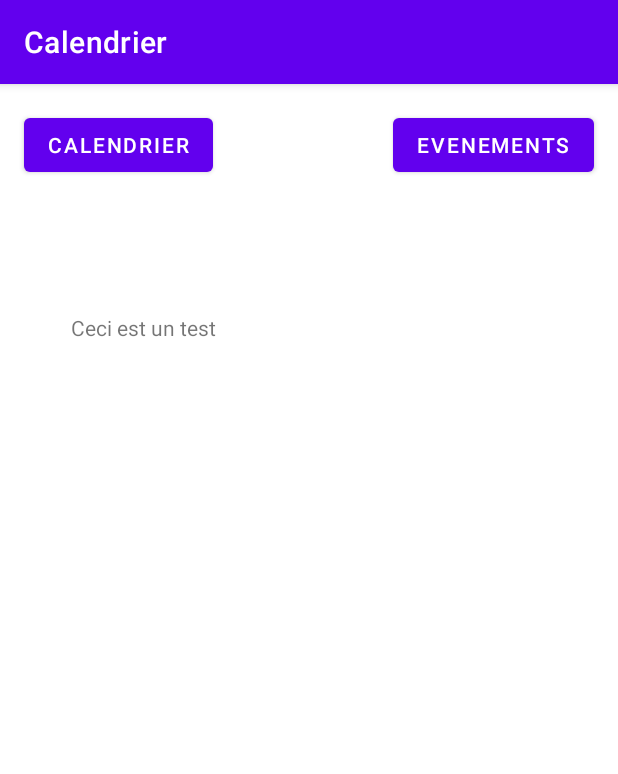
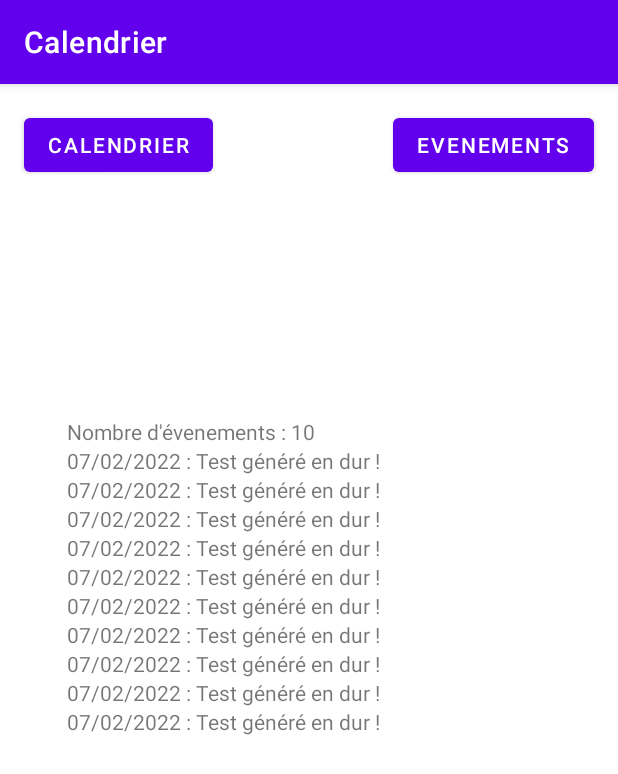
Before and after one commit to MartinSanchezIut/Master1-GL-S2, an Android app: the screen it shows after launch (ListeEvenements), after a tap on "EVENEMENTS", on a phone screen of 412 x 824 dp. Shown: the top 774 px of the screen. Run offline under Robolectric (Android 15) with nearby library versions, the phone set to English and light mode, and no system bars.

Commit message:
Fin calendar; bug: effacement des evenements quand on retourne sur le calendrier

```diff
--- a/HAI811-DevMobile/Calendrier/app/src/main/java/fr/sanchez/devmobile/calendrier/ListeEvenements.java
+++ b/HAI811-DevMobile/Calendrier/app/src/main/java/fr/sanchez/devmobile/calendrier/ListeEvenements.java
@@ -22,9 +22,14 @@ public class ListeEvenements extends AppCompatActivity {
         linear = (LinearLayout) findViewById(R.id.listLayout) ;
         vueCal = (Button) findViewById(R.id.vueCal) ;
 
+        Intent intent = getIntent();
+        Bundle extras = intent.getExtras();
 
-        //clearScrollList();
-        addToScrollList("Ceci est un test");
+        clearScrollList();
+        addToScrollList("Nombre d'évenements : " + extras.getInt("CountEvents"));
+        for (int i = 0; i < extras.getInt("CountEvents"); i++) {
+            addToScrollList(extras.getString(i+""));
+        }
 
 
 
--- a/HAI811-DevMobile/Calendrier/app/src/main/java/fr/sanchez/devmobile/calendrier/MainActivity.java
+++ b/HAI811-DevMobile/Calendrier/app/src/main/java/fr/sanchez/devmobile/calendrier/MainActivity.java
@@ -22,6 +22,7 @@ public class MainActivity extends AppCompatActivity {
     Button ajouter, vueEvent;
 
     ArrayList<Evenement> listeEvenements;
+    String date;
 
     @Override
     protected void onCreate(Bundle savedInstanceState) {
@@ -34,6 +35,13 @@ public class MainActivity extends AppCompatActivity {
         ajouter = (Button) findViewById(R.id.button) ;
         vueEvent = (Button) findViewById(R.id.VueEvnt) ;
 
+        @SuppressLint("SimpleDateFormat") SimpleDateFormat sdf = new SimpleDateFormat("dd/MM/yyyy");
+        date = sdf.format(new Date(cal.getDate()));
+
+        for(int i = 0; i<10; i++) {
+            listeEvenements.add(new Evenement(date, "Test généré en dur !"));
+        }
+
         vueEvent.setOnClickListener(new View.OnClickListener() {
             @Override
             public void onClick(View view) {
@@ -45,13 +53,21 @@ public class MainActivity extends AppCompatActivity {
                 MainActivity.this.startActivity(intent);
             }
         });
+        cal.setOnDateChangeListener(new CalendarView.OnDateChangeListener() {
+            @Override
+            public void onSelectedDayChange(CalendarView view, int year, int month,
+                                            int dayOfMonth) {
+                String  curDate = String.valueOf(dayOfMonth);
+                String  Year = String.valueOf(year);
+                String  Month = String.valueOf(month+1);
 
-        @SuppressLint("SimpleDateFormat") SimpleDateFormat sdf = new SimpleDateFormat("dd/MM/yyyy");
+                MainActivity.this.date = curDate + "/" + Month + "/" + Year;
+            }
+        });
         ajouter.setOnClickListener(new View.OnClickListener() {
             @Override
             public void onClick(View view) {
                 if (evnt.getText().length() > 0) {
-                    String date = sdf.format(new Date(cal.getDate()));
                     Toast.makeText(MainActivity.this, getString(R.string.taskadded) + "\n" +
                              evnt.getText() + "\n" + date , Toast.LENGTH_LONG).show();
 
--- a/HAI811-DevMobile/Calendrier/app/src/main/res/layout/activity_evenements.xml
+++ b/HAI811-DevMobile/Calendrier/app/src/main/res/layout/activity_evenements.xml
@@ -32,14 +32,13 @@
 
     <ScrollView
         android:id="@+id/scroll"
-        android:layout_width="317dp"
-        android:layout_height="606dp"
+        android:layout_width="323dp"
+        android:layout_height="389dp"
         android:contentDescription="@string/msg"
         app:layout_constraintBottom_toBottomOf="parent"
         app:layout_constraintEnd_toEndOf="parent"
         app:layout_constraintStart_toStartOf="parent"
-        app:layout_constraintTop_toTopOf="parent"
-        app:layout_constraintVertical_bias="0.944">
+        app:layout_constraintTop_toBottomOf="@+id/vueCal">
 
         <LinearLayout
             android:id="@+id/listLayout"
```
